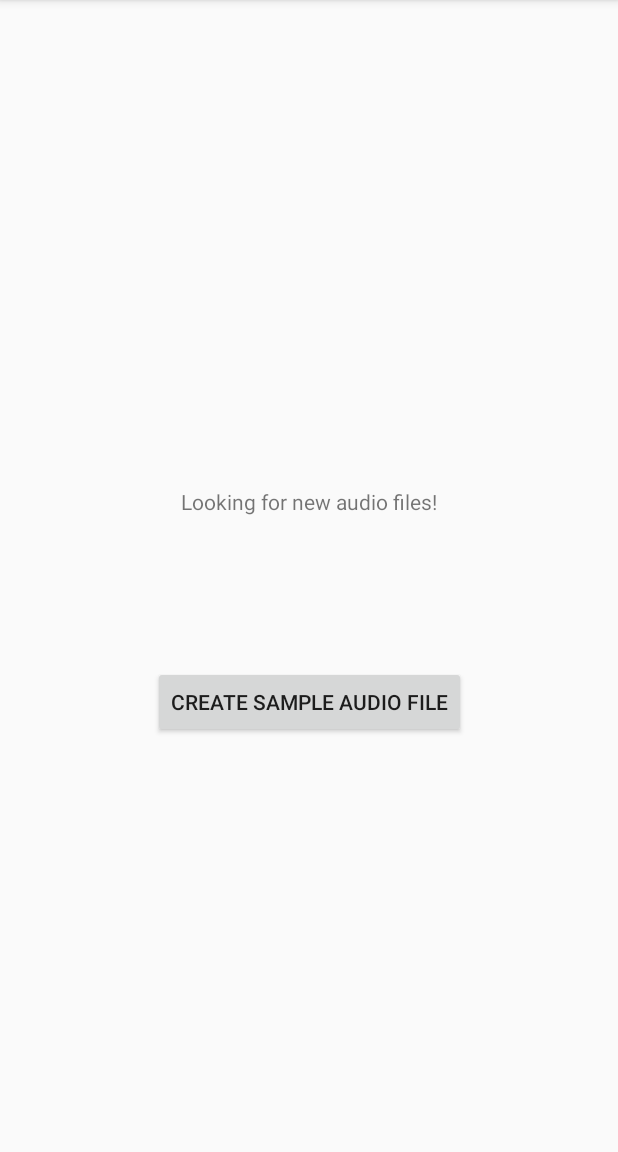
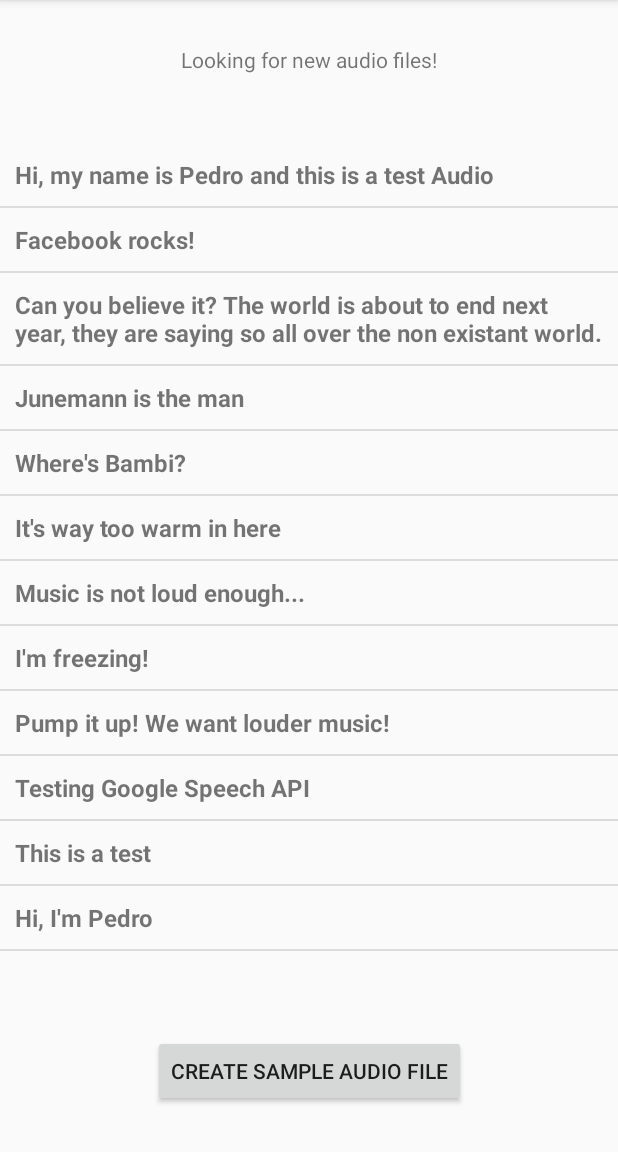
Before and after one commit to Hackathon2017-AudioKiller/android, an Android app: the screen it shows after launch (MainActivity), on a phone screen of 412 x 824 dp, the part 84-1236 px from its top. Run offline under Robolectric (Android 15) with nearby library versions, the phone set to English and light mode, and no system bars.

Commit message:
video implementation

```diff
--- a/app/src/main/AndroidManifest.xml
+++ b/app/src/main/AndroidManifest.xml
@@ -43,6 +43,8 @@
             android:name=".FilesObservingService"
             android:enabled="true"
             android:exported="true" />
+
+        <activity android:name=".SubtitledVideoActivity"></activity>
     </application>
 
 </manifest>
--- a/app/src/main/java/cl/saratscheff/audiokiller/MainActivity.java
+++ b/app/src/main/java/cl/saratscheff/audiokiller/MainActivity.java
@@ -1,7 +1,10 @@
 package cl.saratscheff.audiokiller;
 
         import android.Manifest;
+        import android.content.BroadcastReceiver;
+        import android.content.Context;
         import android.content.Intent;
+        import android.content.IntentFilter;
         import android.content.pm.PackageManager;
         import android.os.Bundle;
         import android.os.Environment;
@@ -10,6 +13,8 @@ package cl.saratscheff.audiokiller;
         import android.support.v7.app.AppCompatActivity;
         import android.util.Log;
         import android.view.View;
+        import android.widget.ArrayAdapter;
+        import android.widget.ListView;
         import android.widget.TextView;
         import android.widget.Toast;
 
@@ -17,10 +22,13 @@ package cl.saratscheff.audiokiller;
         import java.io.FileOutputStream;
         import java.io.IOException;
         import java.io.InputStream;
+        import java.util.ArrayList;
 
 public class MainActivity extends AppCompatActivity {
     public static String TAG;
     public static String whatsappVoicePath;
+    ArrayList<String> transcriptArray = new ArrayList<String>();
+    ArrayAdapter adapter;
 
     @Override
     protected void onCreate(Bundle savedInstanceState) {
@@ -28,6 +36,22 @@ public class MainActivity extends AppCompatActivity {
         setContentView(R.layout.activity_main);
         TAG = getString(R.string.tag);
         whatsappVoicePath = Environment.getExternalStorageDirectory().getPath() + getString(R.string.whatsapp_voice_path);
+        adapter = new ArrayAdapter<String>(this, R.layout.transcript_tv, transcriptArray);
+
+        ListView listView = (ListView) findViewById(R.id.audio_list);
+        listView.setAdapter(adapter);
+        adapter.add("Hi, my name is Pedro and this is a test Audio");
+        adapter.add("Facebook rocks!");
+        adapter.add("Can you believe it? The world is about to end next year, they are saying so all over the non existant world.");
+        adapter.add("Junemann is the man");
+        adapter.add("Where's Bambi?");
+        adapter.add("It's way too warm in here");
+        adapter.add("Music is not loud enough...");
+        adapter.add("I'm freezing!");
+        adapter.add("Pump it up! We want louder music!");
+        adapter.add("Testing Google Speech API");
+        adapter.add("This is a test");
+        adapter.add("Hi, I'm Pedro");
 
         TextView tv = (TextView)findViewById(R.id.textview_filechanged);
         if (ask_for_permission(Manifest.permission.WRITE_EXTERNAL_STORAGE)) {
@@ -40,7 +64,15 @@ public class MainActivity extends AppCompatActivity {
             Toast.makeText(getBaseContext(), "ERROR 004! Couldn't get the required permissions", Toast.LENGTH_LONG).show();
             tv.setText(getString(R.string.permission_error_message));
         }
+        registerReceiver(newAudioTranscriptBroadcast, new IntentFilter("newAudioTranscript"));
     }
+
+    private BroadcastReceiver newAudioTranscriptBroadcast = new BroadcastReceiver() {
+        @Override
+        public void onReceive(Context ctxt, Intent i) {
+            adapter.insert(i.getStringExtra("transcript"), 0);
+        }
+    };
 
     public void create_sample_audio_file(View view) {
         String file_path = whatsappVoicePath + "PTT-20170408-WA1111.opus";
--- a/app/src/main/res/layout/activity_main.xml
+++ b/app/src/main/res/layout/activity_main.xml
@@ -11,15 +11,27 @@
         android:id="@+id/textview_filechanged"
         android:layout_width="wrap_content"
         android:layout_height="wrap_content"
-        android:layout_marginBottom="0dp"
-        android:layout_marginTop="0dp"
         android:gravity="center"
         android:text="LOADING"
-        app:layout_constraintBottom_toBottomOf="parent"
         app:layout_constraintLeft_toLeftOf="parent"
         app:layout_constraintRight_toRightOf="parent"
         app:layout_constraintTop_toTopOf="parent"
-        android:paddingBottom="150px"/>
+        android:paddingTop="30dp"
+        android:paddingBottom="30dp"/>
+
+    <ListView
+        android:id="@+id/audio_list"
+        android:layout_width="match_parent"
+        android:layout_height="0dp"
+        android:layout_marginBottom="16dp"
+        app:layout_constraintLeft_toLeftOf="parent"
+        app:layout_constraintRight_toRightOf="parent"
+        app:layout_constraintTop_toBottomOf="@+id/textview_filechanged"
+        android:layout_marginTop="16dp"
+        app:layout_constraintHorizontal_bias="0.0"
+        app:layout_constraintBottom_toTopOf="@+id/button_create_file">
+
+    </ListView>
 
     <Button
         android:id="@+id/button_create_file"
@@ -28,7 +40,8 @@
         android:text="Create sample audio file"
         app:layout_constraintRight_toRightOf="parent"
         app:layout_constraintLeft_toLeftOf="parent"
-        app:layout_constraintTop_toBottomOf="@+id/textview_filechanged"
-        android:onClick="create_sample_audio_file" />
+        app:layout_constraintBottom_toBottomOf="parent"
+        android:onClick="create_sample_audio_file"
+        android:layout_marginBottom="30dp" />
 
 </android.support.constraint.ConstraintLayout>
--- /dev/null
+++ b/app/src/main/res/layout/transcript_tv.xml
@@ -0,0 +1,11 @@
+<?xml version="1.0" encoding="utf-8"?>
+<!--  Single List Item Design -->
+<TextView xmlns:android="http://schemas.android.com/apk/res/android"
+    android:id="@+id/label"
+    android:layout_width="match_parent"
+    android:layout_height="wrap_content"
+    android:padding="10dip"
+    android:textSize="16dip"
+    android:textStyle="bold" >
+
+</TextView>
```
Also changed, not shown: app/src/main/java/cl/saratscheff/audiokiller/FilesObservingService.java (+86 -12 lines), app/src/main/java/cl/saratscheff/audiokiller/SubtitledVideoActivity.java (added, +47 -0 lines), app/src/main/res/layout/activity_subtitled_video.xml (added, +17 -0 lines).
